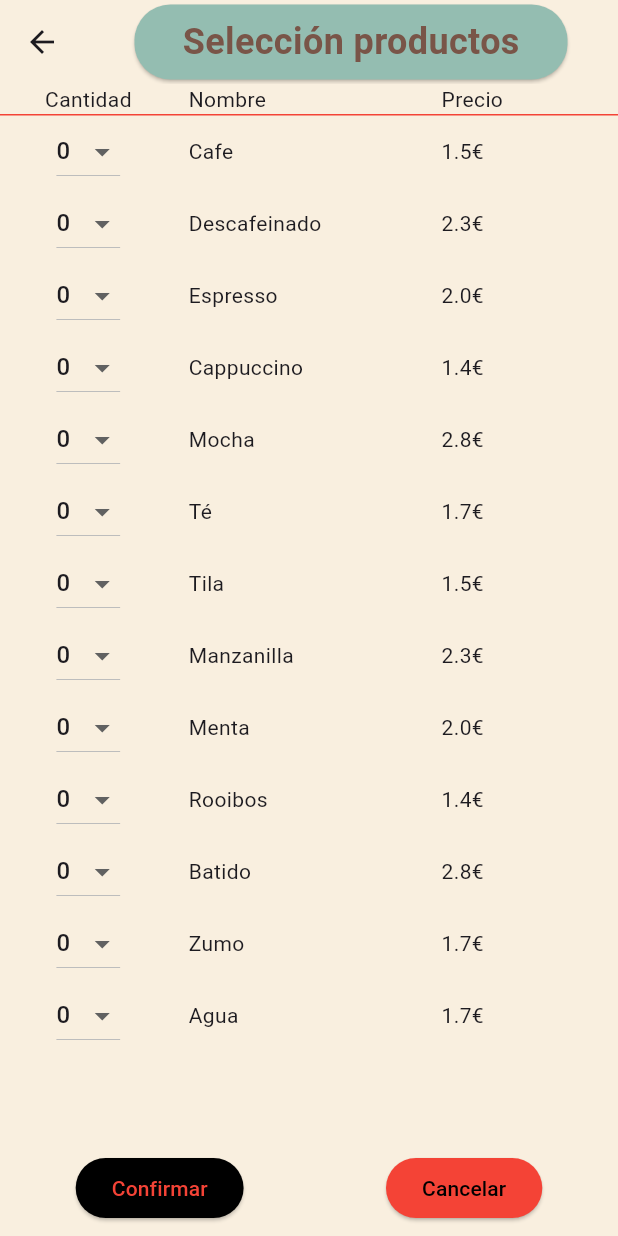
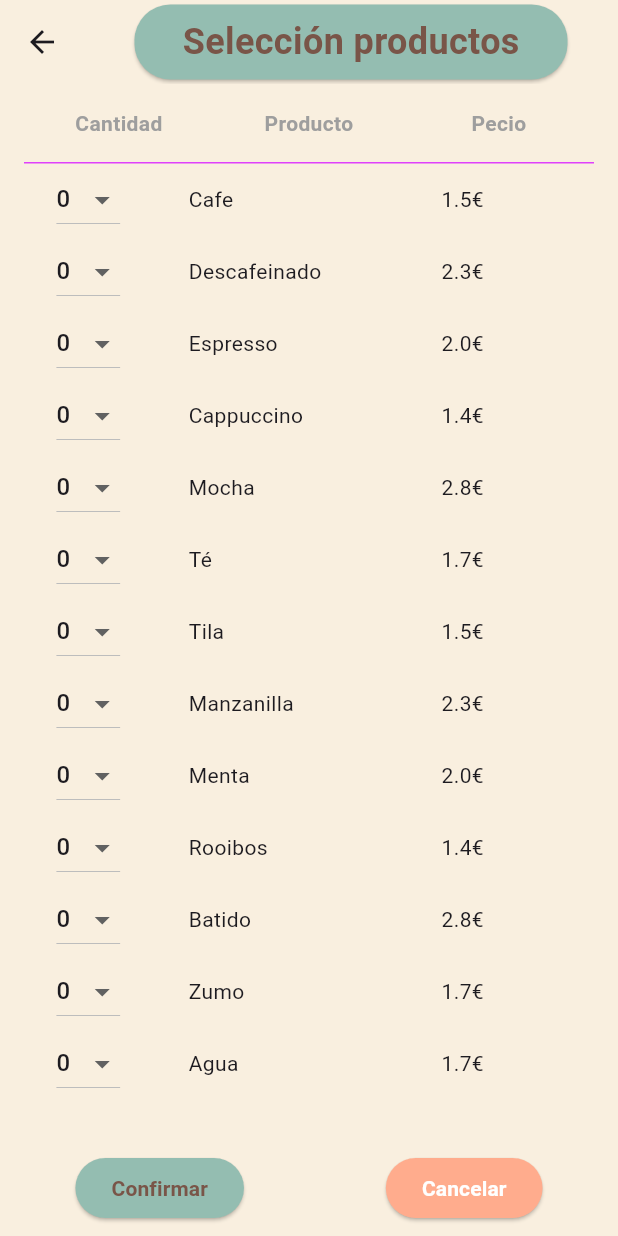
Before and after one commit to SilviaGarciaBouza/T4_1, a Flutter app: the Seleccionproductoview screen opened by its route, on a phone screen of 412 x 824 dp. Run offline on Flutter 3.47's test engine with Material 3 defaults, Android fonts, the phone set to English and light mode, and no system bars.

Commit message:
finish style and redme

```diff
--- a/lib/views/CrearPedidoView.dart
+++ b/lib/views/CrearPedidoView.dart
@@ -262,7 +262,7 @@ class _CrearpedidoviewState extends State<Crearpedidoview> {
                     },
                     style: ButtonStyle(
                       backgroundColor: WidgetStateProperty.all<Color>(
-                        Color.fromARGB(255, 148, 189, 177),
+                        Color(0xFFFFAC8D),
                       ),
                       foregroundColor: WidgetStateProperty.all<Color>(
                         Colors.brown,
--- a/lib/views/SeleccionProductoView.dart
+++ b/lib/views/SeleccionProductoView.dart
@@ -74,22 +74,59 @@ class _SeleccionproductoviewState extends State<Seleccionproductoview> {
           ),
         ),
       ),
-      body: Column(
+      body: Center(
+        child: Column(
+          crossAxisAlignment: CrossAxisAlignment.start,
+
           children: [
-          Row(
+            Padding(
+              padding: const EdgeInsets.all(16.0),
+              child: Row(
                 children: [
-              Expanded(flex: 2, child: Center(child: Text("Cantidad"))),
                   Expanded(
-                flex: 3,
-                child: Padding(
-                  padding: const EdgeInsets.only(left: 8.0),
-                  child: Text("Nombre"),
+                    flex: 1,
+                    child: Text(
+                      "Cantidad",
+                      style: TextStyle(
+                        fontWeight: FontWeight.bold,
+                        color: Colors.grey,
+                        fontSize: 14,
+                      ),
+                      textAlign: TextAlign.center,
                     ),
                   ),
-              Expanded(flex: 2, child: Text("Precio")),
+                  Expanded(
+                    flex: 1,
+                    child: Text(
+                      "Producto",
+                      style: TextStyle(
+                        fontWeight: FontWeight.bold,
+                        color: Colors.grey,
+                        fontSize: 14,
+                      ),
+                      textAlign: TextAlign.center,
+                    ),
+                  ),
+                  Expanded(
+                    flex: 1,
+                    child: Text(
+                      "Pecio",
+                      style: TextStyle(
+                        fontWeight: FontWeight.bold,
+                        color: Colors.grey,
+                        fontSize: 14,
+                      ),
+                      textAlign: TextAlign.center,
+                    ),
+                  ),
                 ],
               ),
-          Divider(color: Colors.red, height: 1),
+            ),
+            Padding(
+              padding: EdgeInsets.only(left: 16.0, right: 16.0),
+              child: Divider(color: Colors.purpleAccent, height: 1),
+            ),
+
             Expanded(
               child: ListView.builder(
                 itemCount: copiaLista.length,
@@ -152,13 +189,23 @@ class _SeleccionproductoviewState extends State<Seleccionproductoview> {
                       },
                       style: ButtonStyle(
                         backgroundColor: WidgetStateProperty.all<Color>(
-                        Colors.black,
+                          const Color.fromARGB(255, 148, 189, 177),
                         ),
                         foregroundColor: WidgetStateProperty.all<Color>(
-                        Colors.red,
+                          Colors.brown,
                         ),
                       ),
-                    child: const Text("Confirmar"),
+                      child: Row(
+                        mainAxisSize: MainAxisSize.min,
+                        children: [
+                          Flexible(
+                            child: Text(
+                              "Confirmar",
+                              style: TextStyle(fontWeight: FontWeight.bold),
+                            ),
+                          ),
+                        ],
+                      ),
                     ),
                   ),
                   const SizedBox(width: 10),
@@ -167,13 +214,23 @@ class _SeleccionproductoviewState extends State<Seleccionproductoview> {
                       onPressed: () => Navigator.pop(context),
                       style: ButtonStyle(
                         backgroundColor: WidgetStateProperty.all<Color>(
-                        Colors.red,
+                          Color(0xFFFFAC8D),
                         ),
                         foregroundColor: WidgetStateProperty.all<Color>(
-                        Colors.black,
+                          Colors.white,
                         ),
                       ),
-                    child: const Text("Cancelar"),
+                      child: Row(
+                        mainAxisSize: MainAxisSize.min,
+                        children: [
+                          Flexible(
+                            child: Text(
+                              "Cancelar",
+                              style: TextStyle(fontWeight: FontWeight.bold),
+                            ),
+                          ),
+                        ],
+                      ),
                     ),
                   ),
                 ],
@@ -181,6 +238,7 @@ class _SeleccionproductoviewState extends State<Seleccionproductoview> {
             ),
           ],
         ),
+      ),
     );
   }
 }
```
Also changed, not shown: 1 other file. Lines whose indentation alone changed are shown as unchanged.
